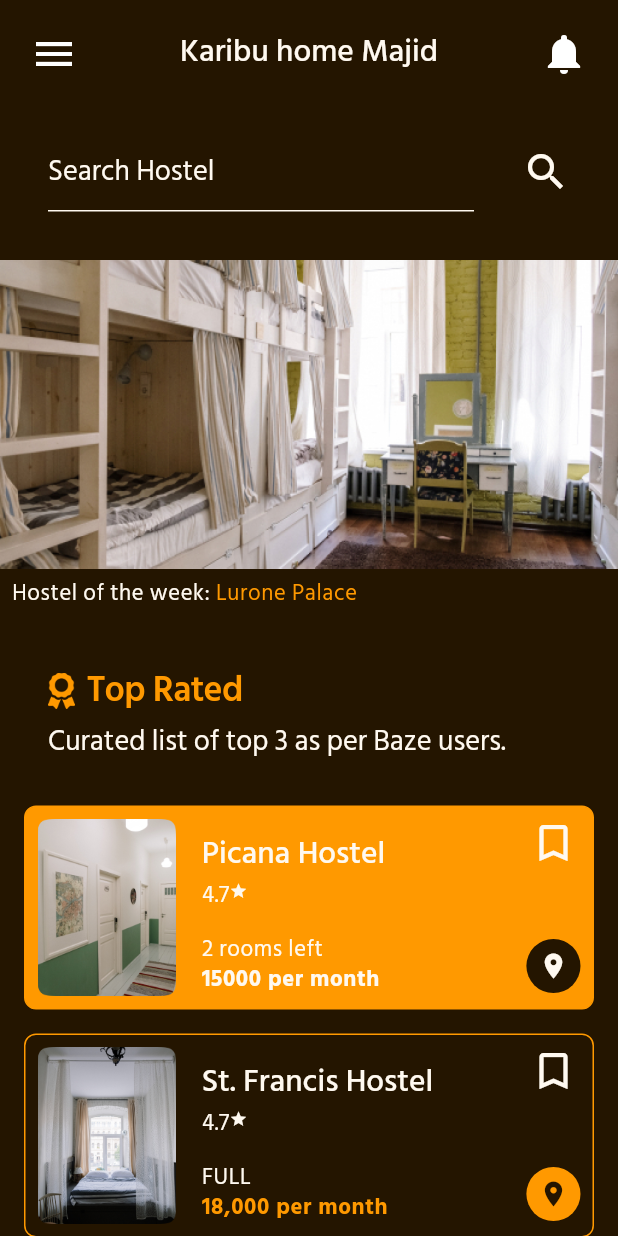
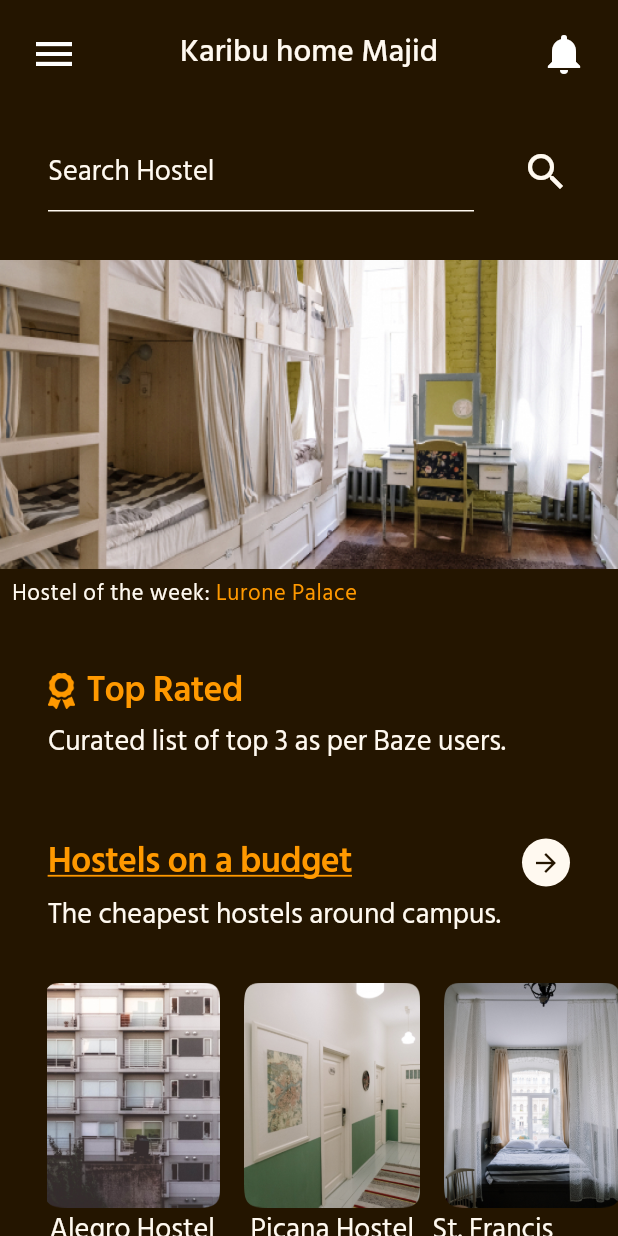
Before and after one commit to Ivy-Walobwa/baze_app, a Flutter app: the screen it shows after launch, after a tap on "Tenant", on a phone screen of 412 x 824 dp. Run offline on Flutter 3.47's test engine with Material 2 defaults, Android fonts, the phone set to English and light mode, and no system bars; drawn by our look-alikes of carousel_slider; our stand-ins replace cloud_firestore, firebase_core; accounts and stored records are empty; generated files the repository leaves out were written again.

Commit message:
connect to firebase

```diff
--- a/lib/main.dart
+++ b/lib/main.dart
@@ -1,10 +1,23 @@
 import 'package:flutter/material.dart';
+import 'package:provider/provider.dart';
+import 'package:firebase_core/firebase_core.dart';
 
 import 'constants.dart';
 import 'router.dart';
+import 'services/firestore_database.dart';
+import 'providers/hostel_provider.dart';
+import 'fake_repository.dart';
+import 'models/hostel.dart';
 
-void main() {
-  runApp(MyApp());
+void main() async {
+  WidgetsFlutterBinding.ensureInitialized();
+  await Firebase.initializeApp();
+  runApp(MultiProvider(
+    providers: [
+      StreamProvider<List<Hostel>>.value(value: FirestoreDatabase().hostels, initialData: []),
+      ChangeNotifierProvider(create: (_)=>HostelProvider()),
+    ],
+      child: MyApp()));
 }
 
 class MyApp extends StatelessWidget {
@@ -19,16 +32,42 @@ class MyApp extends StatelessWidget {
           visualDensity: VisualDensity.adaptivePlatformDensity,
           fontFamily: 'Hind Siliguri',
           textTheme: TextTheme(
-          headline1: TextStyle(fontSize: 39,fontWeight: FontWeight.w700,height: 1.1,letterSpacing: -1.5),
-          headline2: TextStyle(fontWeight: FontWeight.w600,fontSize: 24,height: 1.3,letterSpacing: -0.5),
-          headline3: TextStyle(fontWeight: FontWeight.w500,fontSize: 21,height: 3.1),
-          bodyText1: TextStyle(fontWeight: FontWeight.w400,fontSize: 19,height: 1.5,color: brownColor),
-          caption: TextStyle(fontWeight: FontWeight.w400,fontSize: 15,height: 1.3,letterSpacing: 0.4),
-          button: TextStyle(fontWeight: FontWeight.w500,fontSize: 17,height: 1.1,letterSpacing: 1.25),
-          headline6: TextStyle(fontWeight: FontWeight.w700,fontSize: 67,height: 1.75,letterSpacing: -1.5),
+            headline1: TextStyle(
+                fontSize: 39,
+                fontWeight: FontWeight.w700,
+                height: 1.1,
+                letterSpacing: -1.5),
+            headline2: TextStyle(
+                fontWeight: FontWeight.w600,
+                fontSize: 24,
+                height: 1.3,
+                letterSpacing: -0.5),
+            headline3: TextStyle(
+                fontWeight: FontWeight.w500, fontSize: 21, height: 3.1),
+            bodyText1: TextStyle(
+                fontWeight: FontWeight.w400,
+                fontSize: 19,
+                height: 1.5,
+                color: brownColor),
+            caption: TextStyle(
+                fontWeight: FontWeight.w400,
+                fontSize: 15,
+                height: 1.3,
+                letterSpacing: 0.4),
+            button: TextStyle(
+                fontWeight: FontWeight.w500,
+                fontSize: 17,
+                height: 1.1,
+                letterSpacing: 1.25),
+            headline6: TextStyle(
+                fontWeight: FontWeight.w700,
+                fontSize: 67,
+                height: 1.75,
+                letterSpacing: -1.5),
           ),
-        iconTheme: IconThemeData(size: 32,)
-      ),
+          iconTheme: IconThemeData(
+            size: 32,
+          )),
       onGenerateRoute: CustomRouter.generateRoute,
       initialRoute: exploreOptionsRoute,
     );
--- a/lib/models/hostel.dart
+++ b/lib/models/hostel.dart
@@ -38,6 +38,7 @@ class Hostel {
 
   factory Hostel.fromJson(Map<String, dynamic> json) => _$HostelFromJson(json);
   Map<String, dynamic> toJson() => _$HostelToJson(this);
+
 }
 
 @JsonSerializable(explicitToJson: true)
--- /dev/null
+++ b/lib/providers/hostel_provider.dart
@@ -0,0 +1,17 @@
+import 'package:flutter/material.dart';
+
+class HostelProvider extends ChangeNotifier{
+
+  var _hostelCategories = [
+    {'title': 'Hostels on a budget', 'subtitle': 'The cheapest hostels around campus.',},
+    {'title': 'Clean and secure', 'subtitle': 'Simple pleasures that go a long way.',},
+    {'title': 'Nearest to Campus', 'subtitle': 'Don’t be too away from home.',},
+    {'title': 'Best Doubles', 'subtitle': 'Cool roomies, cool digs.',},
+  ];
+
+  List get hostelCategories{
+    return _hostelCategories;
+  }
+
+
+}
--- a/lib/router.dart
+++ b/lib/router.dart
@@ -15,7 +15,7 @@ class CustomRouter {
         return MaterialPageRoute(builder: (_)=> LandLordHomePage());
       case hostelProfileCardRoute:
         var arguments = settings.arguments;
-        return MaterialPageRoute(builder: (_)=> ProfileCardTenant(hostelDetail: arguments,));
+        return MaterialPageRoute(builder: (_)=> ProfileCardTenant(index: arguments,));
       case changiaMseePageRoute:
         return MaterialPageRoute(builder: (_)=> ChangiaMsee());
       case payRentRoute:
--- /dev/null
+++ b/lib/services/firestore_database.dart
@@ -0,0 +1,18 @@
+import 'package:cloud_firestore/cloud_firestore.dart';
+import '../models/hostel.dart';
+
+class FirestoreDatabase{
+
+  final CollectionReference _hostelCollection = FirebaseFirestore.instance.collection('hostels');
+
+  Stream<List<Hostel>> get hostels {
+
+    final Stream<QuerySnapshot> snapshots = _hostelCollection.snapshots();
+
+    return snapshots.map((snapshot){
+      final result = snapshot.docs.map((doc) => Hostel.fromJson(doc.data())).toList();
+      return result;
+    });
+
+  }
+}
--- a/lib/ui/pages/home/tenant_home_page.dart
+++ b/lib/ui/pages/home/tenant_home_page.dart
@@ -1,24 +1,22 @@
+import 'package:baze/models/hostel.dart';
 import 'package:flutter/cupertino.dart';
 import 'package:flutter/material.dart';
+import 'package:provider/provider.dart';
 
 import '../../../constants.dart';
 import '../../widgets/home/hostel_list_tile.dart';
-import '../../../fake_repository.dart';
 import '../../widgets/home/home.dart';
 import '../../widgets/text_button_widget.dart';
 import '../menu/menu.dart';
 import '../../widgets/menu/icon_text_widget.dart';
+import '../../../providers/hostel_provider.dart';
 
-var categories = [
-  {'title': 'Hostels on a budget', 'subtitle': 'The cheapest hostels around campus.',},
-  {'title': 'Clean and secure', 'subtitle': 'Simple pleasures that go a long way.',},
-  {'title': 'Nearest to Campus', 'subtitle': 'Don’t be too away from home.',},
-  {'title': 'Best Doubles', 'subtitle': 'Cool roomies, cool digs.',},
-];
 
 class TenantHomePage extends StatelessWidget {
   @override
   Widget build(BuildContext context) {
+    var categories = Provider.of<HostelProvider>(context).hostelCategories;
+    List<Hostel> hostels = Provider.of<List<Hostel>>(context);
     return Scaffold(
       backgroundColor: brownColor,
       drawer: MenuPage(
@@ -88,16 +86,15 @@ class TenantHomePage extends StatelessWidget {
                     const EdgeInsets.symmetric(vertical: 8, horizontal: 16),
                     child: InkWell(
                       child: HostelListTile(
-                        hostel: hostelsAvailable[idx],
                         index: idx,
                       ),
                       onTap: () {
                         Navigator.pushNamed(context, hostelProfileCardRoute,
-                            arguments: hostelsAvailable[idx]);
+                            arguments: idx);
                       },
                     ),
                   ),
-              itemCount: hostelsAvailable.length,
+              itemCount: hostels.length,
             ),
             SizedBox(
               height: 30,
--- a/lib/ui/pages/hostels/profile_card_tenant.dart
+++ b/lib/ui/pages/hostels/profile_card_tenant.dart
@@ -1,5 +1,6 @@
 import 'package:flutter/cupertino.dart';
 import 'package:flutter/material.dart';
+import 'package:provider/provider.dart';
 
 import '../../../models/hostel.dart';
 import '../../../constants.dart';
@@ -11,12 +12,14 @@ import '../../widgets/nb_widget.dart';
 import '../../widgets/conditional_view_with_two_icons.dart';
 
 class ProfileCardTenant extends StatelessWidget {
-  final Hostel hostelDetail;
+  final int index;
 
-  ProfileCardTenant({@required this.hostelDetail});
+  ProfileCardTenant({@required this.index});
 
   @override
   Widget build(BuildContext context) {
+    List<Hostel> hostels = Provider.of<List<Hostel>>(context);
+    Hostel hostelDetail = hostels[index];
     var gender = hostelDetail.gender.toString().split('.').last;
     return Scaffold(
         backgroundColor: brownColor,
@@ -172,6 +175,8 @@ class ProfileCardTenant extends StatelessWidget {
   }
 
   Row buildHostelName(BuildContext context) {
+    List<Hostel> hostels = Provider.of<List<Hostel>>(context);
+    Hostel hostelDetail = hostels[index];
     return Row(
       mainAxisAlignment: MainAxisAlignment.spaceBetween,
       children: [
--- a/lib/ui/pages/hostels/results_page.dart
+++ b/lib/ui/pages/hostels/results_page.dart
@@ -49,7 +49,6 @@ class ResultsPage extends StatelessWidget {
                         const EdgeInsets.symmetric(vertical: 8, horizontal: 16),
                         child: InkWell(
                           child: HostelListTile(
-                            hostel: hostelsAvailable[idx],
                             index: idx,
                           ),
                           onTap: () {
--- a/lib/ui/widgets/home/hostel_list_tile.dart
+++ b/lib/ui/widgets/home/hostel_list_tile.dart
@@ -1,17 +1,19 @@
 import 'package:flutter/material.dart';
+import 'package:provider/provider.dart';
 
 import '../../../constants.dart';
 import '../../../models/hostel.dart';
 import '../rating_widget.dart';
 
 class HostelListTile extends StatelessWidget {
-  final Hostel hostel;
   final int index;
 
-  const HostelListTile({this.hostel, this.index});
+  const HostelListTile({this.index});
 
   @override
   Widget build(BuildContext context) {
+    List<Hostel> hostels = Provider.of<List<Hostel>>(context);
+    Hostel hostel = hostels[index];
     return Container(
       height: 136,
       decoration: BoxDecoration(
```
Lines whose indentation alone changed are shown as unchanged.
